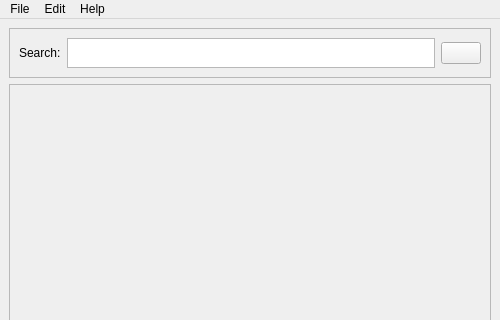
This is src/noteslot/ui/mainwindow.ui in juliendz/noteslot as Qt 5 draws it before an edit; both pictures show x 0 to 500 and y 0 to 320 of the 500 by 500 pixel window. The edited form follows.
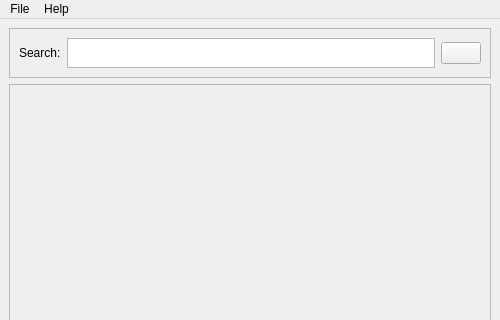
This is the edited form. Icons and pictures are not drawn.

What changed in the file:
```diff
--- a/src/noteslot/ui/mainwindow.ui
+++ b/src/noteslot/ui/mainwindow.ui
@@ -94,11 +94,6 @@
     <addaction name="action_newnotebook"/>
     <addaction name="action_exit"/>
    </widget>
-   <widget class="QMenu" name="menuEdit">
-    <property name="title">
-     <string>Edit</string>
-    </property>
-   </widget>
    <widget class="QMenu" name="menuHelp">
     <property name="title">
      <string>Help</string>
@@ -107,7 +102,6 @@
     <addaction name="actionAbout"/>
    </widget>
    <addaction name="menuFile"/>
-   <addaction name="menuEdit"/>
    <addaction name="menuHelp"/>
   </widget>
   <widget class="QStatusBar" name="statusbar"/>
```
Left out of the diff: 4 changed lines with no effect on the pictures.
